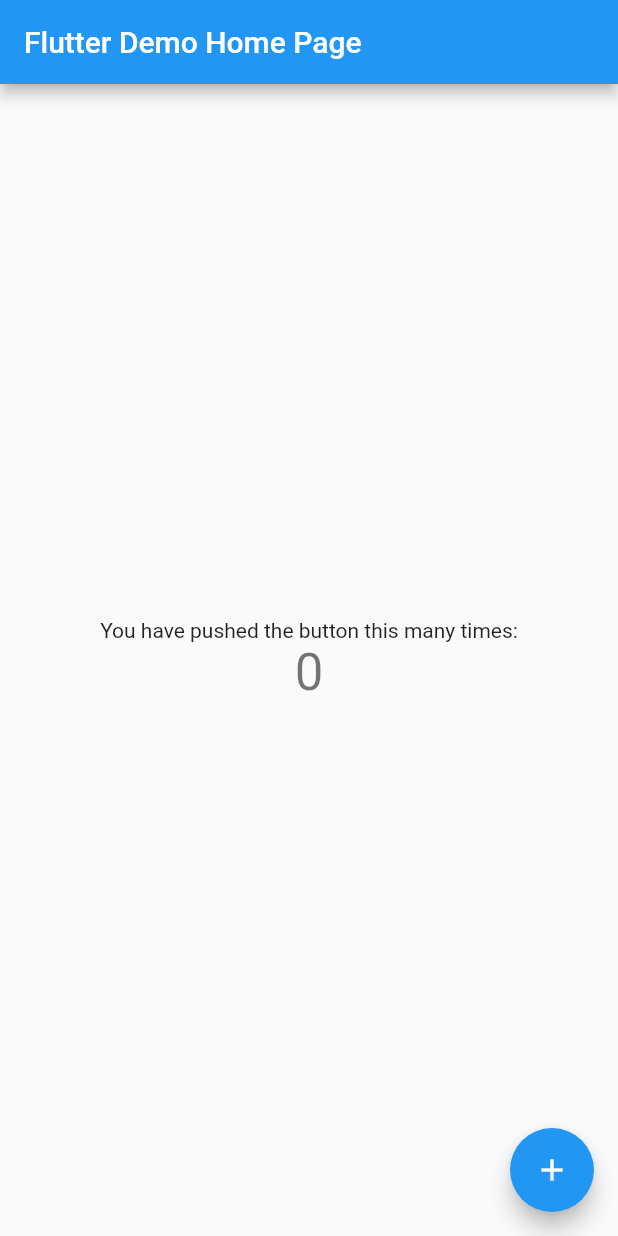
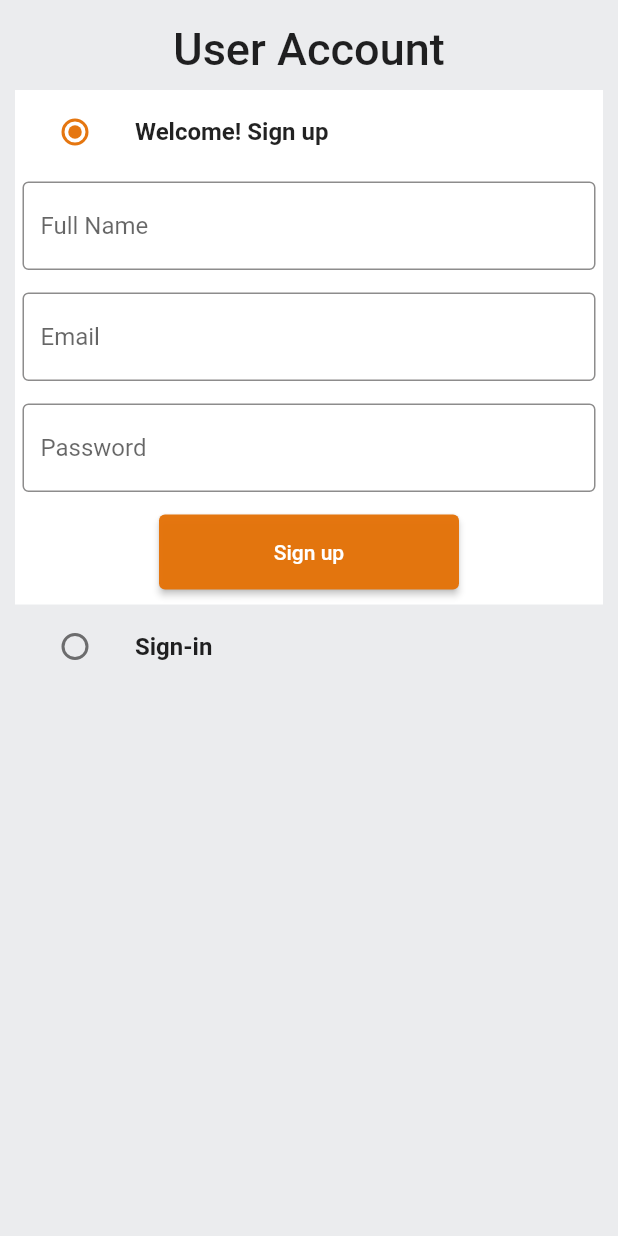
Before and after one commit to talented-vicky/amazon_clone_app, a Flutter app: the screen it shows after launch, on a phone screen of 412 x 824 dp. Run offline on Flutter 3.47's test engine with Material 2 defaults, Android fonts, the phone set to English and light mode, and no system bars.

Commit message:
added a readme file, created user sign-in and signup section on auth_screen page and created reusable colors, custom button and textfield widgets, also added router for auth_screen and error page

```diff
--- /dev/null
+++ b/lib/constants/custom_button.dart
@@ -0,0 +1,17 @@
+import 'package:flutter/material.dart';
+
+class CustomButton extends StatelessWidget {
+  final String txt;
+  final VoidCallback onTap;
+  const CustomButton({super.key, required this.txt, required this.onTap});
+
+  @override
+  Widget build(BuildContext context) {
+    return ElevatedButton(
+        onPressed: onTap,
+        style: ElevatedButton.styleFrom(
+          minimumSize: const Size(200, 50),
+        ),
+        child: Text(txt));
+  }
+}
--- /dev/null
+++ b/lib/constants/custom_textfield.dart
@@ -0,0 +1,26 @@
+import 'package:flutter/material.dart';
+
+import '../constants/global_var.dart';
+
+class CustomTextField extends StatelessWidget {
+  final TextEditingController control;
+  final String hintTxt;
+  const CustomTextField(
+      {super.key, required this.control, required this.hintTxt});
+
+  @override
+  Widget build(BuildContext context) {
+    return TextFormField(
+        validator: (value) {
+          //
+        },
+        controller: control,
+        decoration: InputDecoration(
+          hintText: hintTxt,
+          border: OutlineInputBorder(
+              borderSide: BorderSide(color: GlobalVar.outlineColor)),
+          enabledBorder: OutlineInputBorder(
+              borderSide: BorderSide(color: GlobalVar.outlineColor)),
+        ));
+  }
+}
--- /dev/null
+++ b/lib/constants/global_var.dart
@@ -0,0 +1,19 @@
+import 'package:flutter/material.dart';
+
+class GlobalVar {
+  static const appBarGrad = LinearGradient(colors: [
+    Color.fromARGB(225, 29, 201, 192),
+    Color.fromARGB(225, 125, 221, 216)
+  ], stops: [
+    .5,
+    1
+  ]);
+
+  // static const secColor = Color.fromRGBO(228, 115, 10, 1);
+  static const secColor = Color.fromARGB(249, 228, 115, 10);
+  static const backColor = Colors.white;
+  static const greybackColor = Color(0xffebecee);
+  static var selectedNavBarColor = Colors.cyan[700];
+  static var unselectedNavBarColor = Colors.black87;
+  static var outlineColor = const Color.fromARGB(120, 12, 10, 10);
+}
--- /dev/null
+++ b/lib/features/auth/screens/auth_screen.dart
@@ -0,0 +1,160 @@
+import 'package:flutter/material.dart';
+
+import '../../../constants/global_var.dart';
+import '../../../constants/custom_textfield.dart';
+import '../../../constants/custom_button.dart';
+
+enum AuthEnum { signin, signup }
+
+class AuthScreen extends StatefulWidget {
+  const AuthScreen({super.key});
+  static const routeName = '/auth_screen';
+
+  @override
+  State<AuthScreen> createState() => _AuthScreenState();
+}
+
+class _AuthScreenState extends State<AuthScreen> {
+  AuthEnum _auth = AuthEnum.signup;
+  // hence this is the default (what we see on page landing)
+
+  final _signUpKey = GlobalKey<FormState>();
+  final _signInKey = GlobalKey<FormState>();
+
+  final TextEditingController _emailCtrl = TextEditingController();
+  final TextEditingController _passwordCtrl = TextEditingController();
+  final TextEditingController _nameCtrl = TextEditingController();
+
+  @override
+  void dispose() {
+    super.dispose();
+    _emailCtrl.dispose();
+    _passwordCtrl.dispose();
+    _nameCtrl.dispose();
+  }
+
+  @override
+  Widget build(BuildContext context) {
+    return Scaffold(
+      backgroundColor: GlobalVar.greybackColor,
+      body: SafeArea(
+        child: Padding(
+          padding: const EdgeInsets.only(top: 15, left: 10, right: 10),
+          child: Column(
+            children: [
+              const Text(
+                "User Account",
+                style: TextStyle(
+                  fontSize: 30,
+                  fontWeight: FontWeight.w500,
+                ),
+              ),
+              const SizedBox(
+                height: 10,
+              ),
+              ListTile(
+                tileColor: _auth == AuthEnum.signup
+                    ? GlobalVar.backColor
+                    : GlobalVar.greybackColor,
+                title: const Text(
+                  "Welcome! Sign up",
+                  style: TextStyle(fontWeight: FontWeight.bold),
+                ),
+                leading: Radio(
+                    activeColor: GlobalVar.secColor,
+                    value: AuthEnum.signup,
+                    groupValue: _auth, //we passed this into the radio button
+                    onChanged: (AuthEnum? val) {
+                      setState(() {
+                        _auth = val!; // ensuring it's never null
+                      });
+                    }),
+              ),
+              if (_auth == AuthEnum.signup)
+                Container(
+                  color: GlobalVar.backColor,
+                  padding: const EdgeInsets.all(5),
+                  child: Form(
+                      key: _signUpKey,
+                      child: Column(
+                        children: [
+                          CustomTextField(
+                            control: _nameCtrl,
+                            hintTxt: "Full Name",
+                          ),
+                          const SizedBox(
+                            height: 15,
+                          ),
+                          CustomTextField(
+                            control: _emailCtrl,
+                            hintTxt: "Email",
+                          ),
+                          const SizedBox(
+                            height: 15,
+                          ),
+                          CustomTextField(
+                            control: _passwordCtrl,
+                            hintTxt: "Password",
+                          ),
+                          const SizedBox(
+                            height: 15,
+                          ),
+                          CustomButton(txt: "Sign up", onTap: () {}),
+                          const SizedBox(height: 5)
+                        ],
+                      )),
+                ),
+              ListTile(
+                tileColor: _auth == AuthEnum.signin
+                    ? GlobalVar.backColor
+                    : GlobalVar.greybackColor,
+                title: const Text(
+                  "Sign-in",
+                  style: TextStyle(fontWeight: FontWeight.bold),
+                ),
+                leading: Radio(
+                    activeColor: GlobalVar.secColor,
+                    value: AuthEnum.signin,
+                    groupValue: _auth, //we passed this into the radio button
+                    onChanged: (AuthEnum? val) {
+                      setState(() {
+                        _auth = val!; // ensuring it's never null
+                      });
+                    }),
+              ),
+              if (_auth == AuthEnum.signin)
+                Container(
+                  color: GlobalVar.backColor,
+                  padding: const EdgeInsets.all(5),
+                  child: Form(
+                      key: _signUpKey,
+                      child: Column(
+                        children: [
+                          CustomTextField(
+                            control: _emailCtrl,
+                            hintTxt: "Email",
+                          ),
+                          const SizedBox(
+                            height: 15,
+                          ),
+                          CustomTextField(
+                            control: _passwordCtrl,
+                            hintTxt: "Password",
+                          ),
+                          // since my controllers are the same I always keep
+                          // user input if user acoount radio action is changed
+                          const SizedBox(
+                            height: 15,
+                          ),
+                          CustomButton(txt: "Login", onTap: () {}),
+                          const SizedBox(height: 5)
+                        ],
+                      )),
+                ),
+            ],
+          ),
+        ),
+      ),
+    );
+  }
+}
--- a/lib/main.dart
+++ b/lib/main.dart
@@ -1,4 +1,9 @@
 import 'package:flutter/material.dart';
+
+import 'package:amazon_app_clone/features/auth/screens/auth_screen.dart';
+
+import './constants/global_var.dart';
+import './router.dart';
 
 void main() {
   runApp(const MyApp());
@@ -11,105 +16,22 @@
   @override
   Widget build(BuildContext context) {
     return MaterialApp(
+      debugShowCheckedModeBanner: false,
       title: 'Flutter Demo',
       theme: ThemeData(
-        // This is the theme of your application.
-        //
-        // Try running your application with "flutter run". You'll see the
-        // application has a blue toolbar. Then, without quitting the app, try
-        // changing the primarySwatch below to Colors.green and then invoke
-        // "hot reload" (press "r" in the console where you ran "flutter run",
-        // or simply save your changes to "hot reload" in a Flutter IDE).
-        // Notice that the counter didn't reset back to zero; the application
-        // is not restarted.
-        primarySwatch: Colors.blue,
-      ),
-      home: const MyHomePage(title: 'Flutter Demo Home Page'),
+          scaffoldBackgroundColor: GlobalVar.backColor,
+          colorScheme: const ColorScheme.light(
+            primary: GlobalVar.secColor,
+            //color for everything (appbar, buttons, etc) excluding texts
+          ),
+          appBarTheme: const AppBarTheme(
+            elevation: 0,
+            iconTheme: IconThemeData(
+              color: Colors.black,
+            ),
+          )),
+      onGenerateRoute: (settings) => generateRoute(settings),
+      home: const AuthScreen(),
     );
   }
 }
-
-class MyHomePage extends StatefulWidget {
-  const MyHomePage({super.key, required this.title});
-
-  // This widget is the home page of your application. It is stateful, meaning
-  // that it has a State object (defined below) that contains fields that affect
-  // how it looks.
-
-  // This class is the configuration for the state. It holds the values (in this
-  // case the title) provided by the parent (in this case the App widget) and
-  // used by the build method of the State. Fields in a Widget subclass are
-  // always marked "final".
-
-  final String title;
-
-  @override
-  State<MyHomePage> createState() => _MyHomePageState();
-}
-
-class _MyHomePageState extends State<MyHomePage> {
-  int _counter = 0;
-
-  void _incrementCounter() {
-    setState(() {
-      // This call to setState tells the Flutter framework that something has
-      // changed in this State, which causes it to rerun the build method below
-      // so that the display can reflect the updated values. If we changed
-      // _counter without calling setState(), then the build method would not be
-      // called again, and so nothing would appear to happen.
-      _counter++;
-    });
-  }
-
-  @override
-  Widget build(BuildContext context) {
-    // This method is rerun every time setState is called, for instance as done
-    // by the _incrementCounter method above.
-    //
-    // The Flutter framework has been optimized to make rerunning build methods
-    // fast, so that you can just rebuild anything that needs updating rather
-    // than having to individually change instances of widgets.
-    return Scaffold(
-      appBar: AppBar(
-        // Here we take the value from the MyHomePage object that was created by
-        // the App.build method, and use it to set our appbar title.
-        title: Text(widget.title),
-      ),
-      body: Center(
-        // Center is a layout widget. It takes a single child and positions it
-        // in the middle of the parent.
-        child: Column(
-          // Column is also a layout widget. It takes a list of children and
-          // arranges them vertically. By default, it sizes itself to fit its
-          // children horizontally, and tries to be as tall as its parent.
-          //
-          // Invoke "debug painting" (press "p" in the console, choose the
-          // "Toggle Debug Paint" action from the Flutter Inspector in Android
-          // Studio, or the "Toggle Debug Paint" command in Visual Studio Code)
-          // to see the wireframe for each widget.
-          //
-          // Column has various properties to control how it sizes itself and
-          // how it positions its children. Here we use mainAxisAlignment to
-          // center the children vertically; the main axis here is the vertical
-          // axis because Columns are vertical (the cross axis would be
-          // horizontal).
-          mainAxisAlignment: MainAxisAlignment.center,
-          children: <Widget>[
-            const Text(
-              'You have pushed the button this many times:',
-            ),
-            Text(
-              '$_counter',
-              style: Theme.of(context).textTheme.headlineMedium,
-            ),
-          ],
-        ),
-      ),
-      floatingActionButton: FloatingActionButton(
-        onPressed: _incrementCounter,
-        tooltip: 'Increment',
-        child: const Icon(Icons.add),
-      ), // This trailing comma makes auto-formatting nicer for build methods.
-    );
-  }
-}
--- /dev/null
+++ b/lib/router.dart
@@ -0,0 +1,19 @@
+import 'package:flutter/material.dart';
+
+import 'package:amazon_app_clone/features/auth/screens/auth_screen.dart';
+
+Route<dynamic> generateRoute(RouteSettings routeSettings) {
+  switch (routeSettings.name) {
+    case AuthScreen.routeName:
+      return MaterialPageRoute(
+        settings: routeSettings,
+        builder: (_) => const AuthScreen(),
+      );
+    default:
+      return MaterialPageRoute(
+          settings: routeSettings,
+          builder: (_) => const Scaffold(
+                body: Center(child: Text("Oops! Bad page")),
+              ));
+  }
+}
```
Also changed, not shown: 1 other file.
